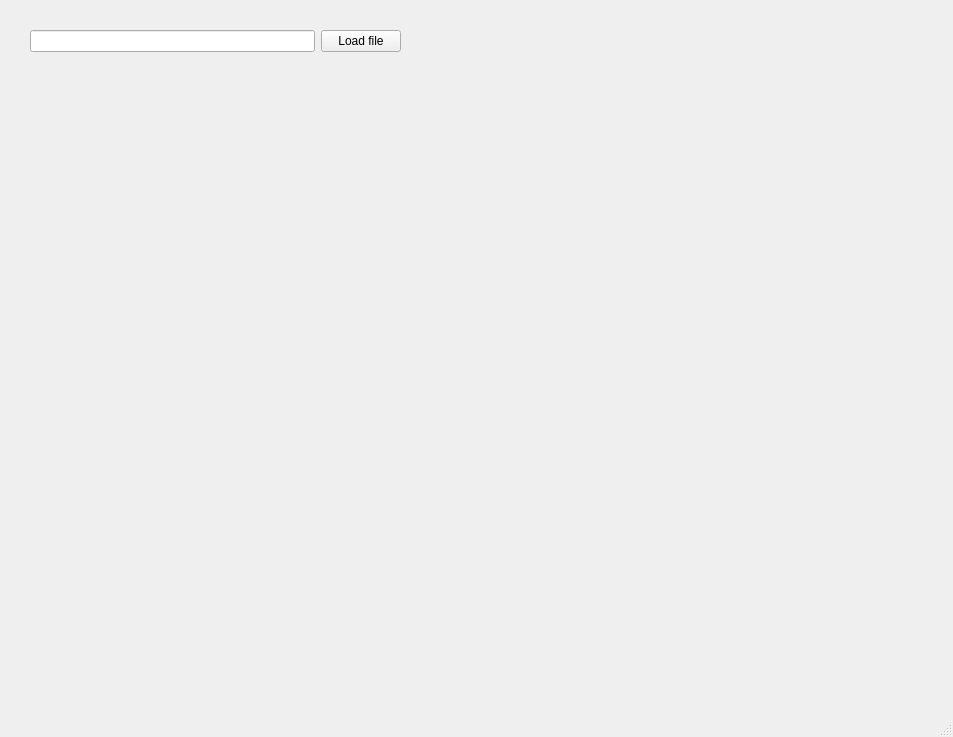
Old version of the form zhinstlib/ui_files/trace_viewer.ui in the repository pikestefan/zhinst_project.
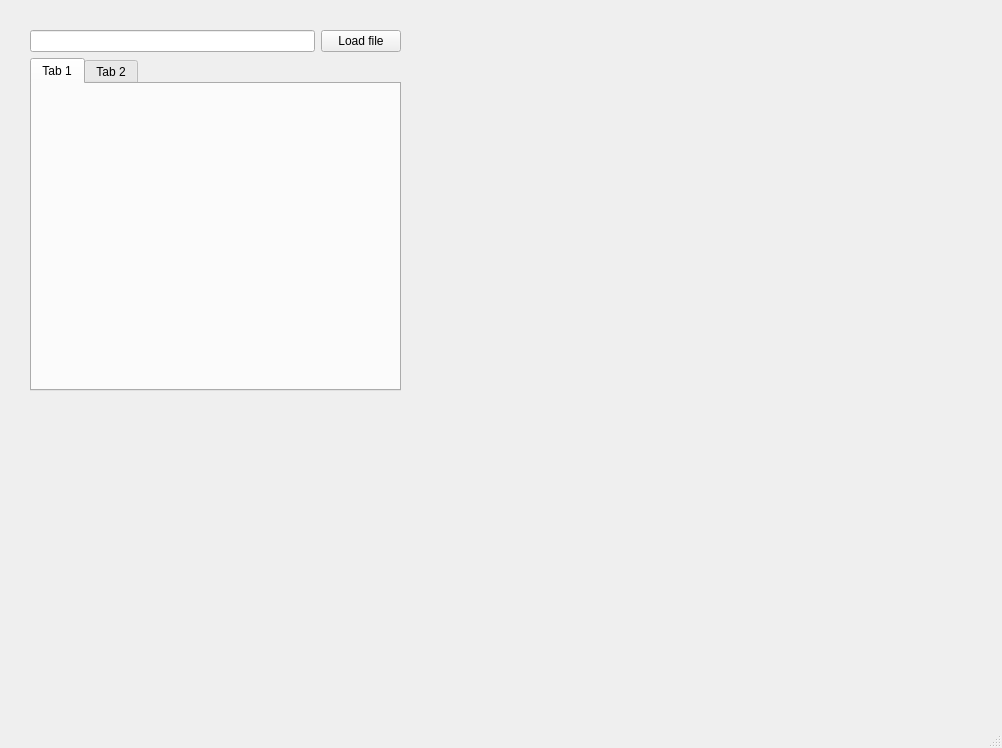
New version of the form. Custom widgets are drawn as their Qt base class.

```diff
--- a/zhinstlib/ui_files/trace_viewer.ui
+++ b/zhinstlib/ui_files/trace_viewer.ui
@@ -6,10 +6,16 @@
    <rect>
     <x>0</x>
     <y>0</y>
-    <width>953</width>
-    <height>737</height>
+    <width>1002</width>
+    <height>748</height>
    </rect>
   </property>
+  <property name="sizePolicy">
+   <sizepolicy hsizetype="Expanding" vsizetype="Expanding">
+    <horstretch>0</horstretch>
+    <verstretch>0</verstretch>
+   </sizepolicy>
+  </property>
   <property name="windowTitle">
    <string>MainWindow</string>
   </property>
@@ -52,19 +58,21 @@
       </layout>
      </item>
      <item>
-      <widget class="QStackedWidget" name="stackedWidget">
+      <widget class="QTabWidget" name="tabWidget">
        <property name="currentIndex">
         <number>1</number>
        </property>
-       <widget class="QWidget" name="page"/>
-       <widget class="QWidget" name="page_2">
+       <widget class="QWidget" name="tab">
+        <attribute name="title">
+         <string>Tab 1</string>
+        </attribute>
         <widget class="PlotWidget" name="widget_2" native="true">
          <property name="geometry">
           <rect>
-           <x>10</x>
-           <y>20</y>
-           <width>351</width>
-           <height>301</height>
+           <x>30</x>
+           <y>50</y>
+           <width>281</width>
+           <height>231</height>
           </rect>
          </property>
          <property name="sizePolicy">
@@ -75,6 +83,11 @@
          </property>
         </widget>
        </widget>
+       <widget class="QWidget" name="tab_2">
+        <attribute name="title">
+         <string>Tab 2</string>
+        </attribute>
+       </widget>
       </widget>
      </item>
     </layout>
```
Left out of the diff: 20 changed lines with no effect on the pictures.
